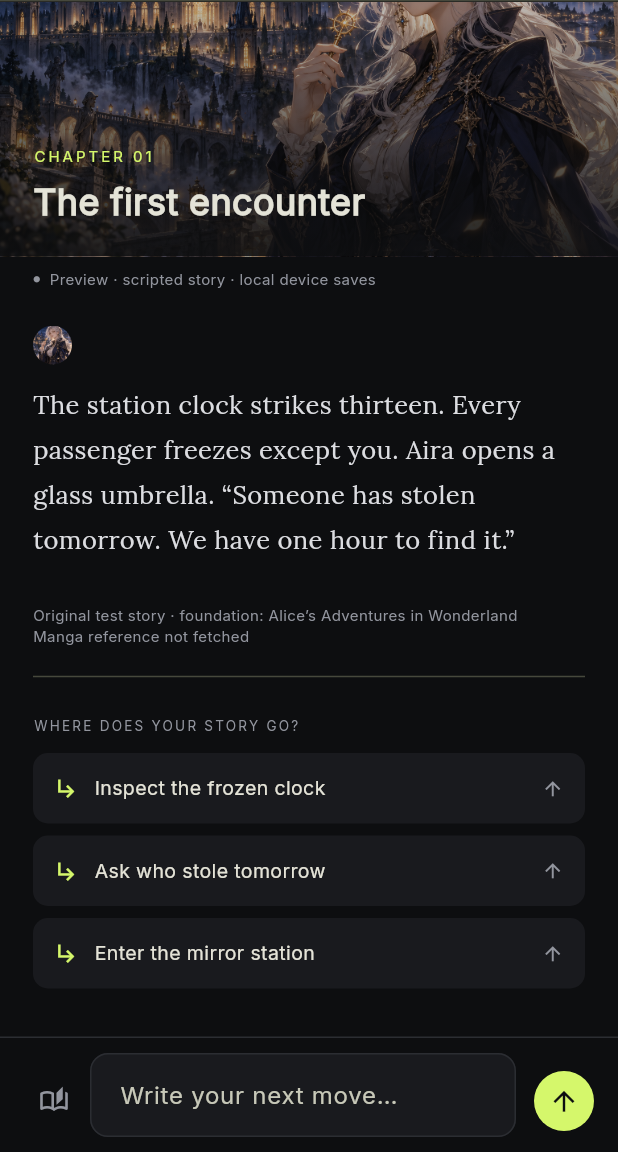
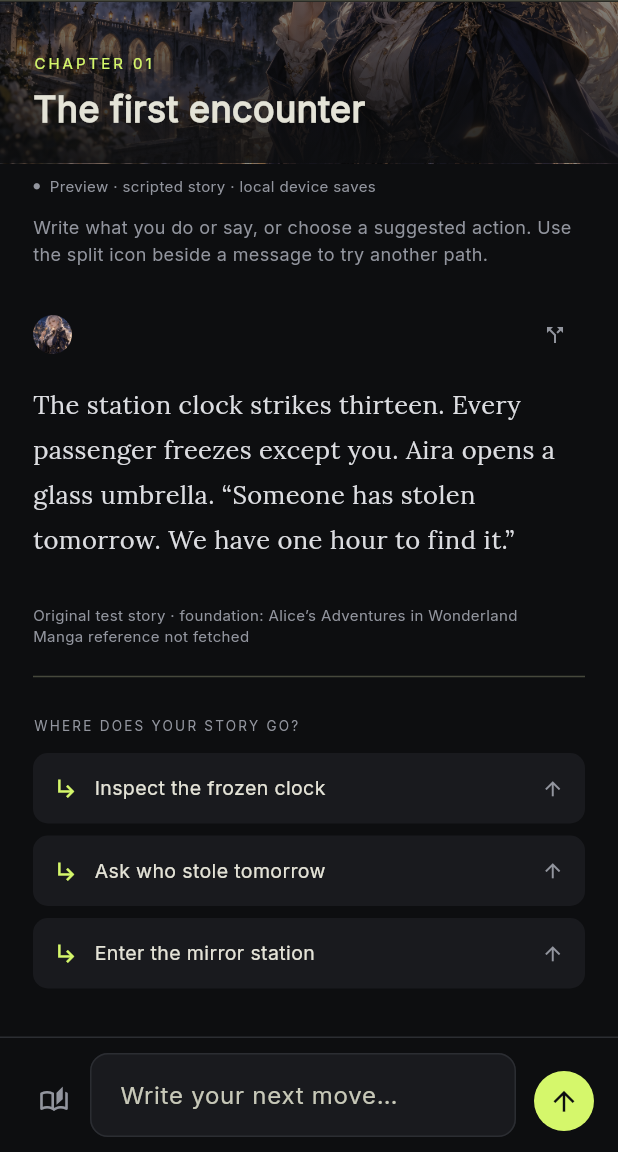
Before and after one commit to playdream996-cyber/Animeverse, a Flutter app: the ChatScreen screen opened directly with empty values, after a tap on the "arrow upward" icon, on a phone screen of 412 x 824 dp, the part 84-1236 px from its top. Run offline on Flutter 3.47's test engine with Material 3 defaults, Android fonts, the light colour scheme and no system bars; our stand-ins replace shared_preferences; accounts and stored records are empty.

Commit message:
Add adventure guidance and safe message checkpoint timelines

```diff
--- a/mobile/lib/creator/project_library.dart
+++ b/mobile/lib/creator/project_library.dart
@@ -55,7 +55,8 @@ class CreatorDraft {
         'You examine your surroundings in ${world.trim()}. $character notices a detail that could help with ${goal.trim()}. Which clue will you follow?',
         '$character listens. “We should decide our next step together.” Your objective remains: ${goal.trim()}.',
         'As ${role.trim()}, you take a first step toward ${goal.trim()}. $character waits for your direction.'],
-      foundation: 'Original creator draft', sourceUrl: '');
+      foundation: 'Original creator draft', sourceUrl: '', world: world.trim(),
+      playerRole: role.trim(), goal: goal.trim(), mode: mode);
   }
 }
 class PublishedWork {
--- a/mobile/lib/main.dart
+++ b/mobile/lib/main.dart
@@ -101,6 +101,7 @@ class _LibraryScreenState extends State<LibraryScreen> with WidgetsBindingObserv
           const SizedBox(height: 8), Text(story.title, style: const TextStyle(fontSize: 28, fontWeight: FontWeight.bold)),
           const SizedBox(height: 12), Text(story.description, style: const TextStyle(color: muted, height: 1.6)),
           const SizedBox(height: 18), Text('Companion · ${story.character}'),
+          if (story.definition != null) StoryGuide(story: story.definition!),
           if (story.definition?.foundation == 'Original creator draft') const Padding(
             padding: EdgeInsets.only(top: 12), child: Text('Local creator edition · your playthrough stays separate.',
               style: TextStyle(color: muted, fontSize: 12))),
@@ -164,7 +165,7 @@ class _LibraryScreenState extends State<LibraryScreen> with WidgetsBindingObserv
   @override
   Widget build(BuildContext context) {
     final query = search.text.trim().toLowerCase();
-    final visible = libraryCovers.where((s) => (genre == 'All' || genre == s.genre) && s.title.toLowerCase().contains(query)).toList();
+    final visible = libraryCovers.where((s) => (genre == 'All' || genre == s.genre) && '${s.title} ${s.genre} ${s.description} ${s.character}'.toLowerCase().contains(query)).toList();
     return Scaffold(body: SafeArea(child: Center(child: ConstrainedBox(constraints: const BoxConstraints(maxWidth: 760), child: ListView(padding: const EdgeInsets.fromLTRB(20, 10, 20, 24), children: [
       Row(children: [const Icon(Icons.auto_awesome, color: lavender, size: 22), const SizedBox(width: 9), const Text('animeverse', style: TextStyle(fontSize: 23, fontWeight: FontWeight.w800, letterSpacing: -1)), const Spacer(), IconButton(tooltip: 'About this preview', onPressed: () => showDialog<void>(context: context, builder: (_) => AlertDialog(title: const Text('A new world, in progress'), content: const Text('This is a frontend preview with original artwork and scripted replies. Replies are scripted. Stories and progress save on this device. Online accounts and sharing are not connected.'), actions: [TextButton(onPressed: () => Navigator.pop(context), child: const Text('Got it'))])), icon: const Icon(Icons.info_outline, size: 20))]),
       const SizedBox(height: 24),
@@ -314,6 +315,14 @@ class _ChatScreenState extends State<ChatScreen> {
     widget.session.send(choice ?? input.text); input.clear();
     WidgetsBinding.instance.addPostFrameCallback((_) { if (scroll.hasClients) scroll.animateTo(scroll.position.maxScrollExtent, duration: const Duration(milliseconds: 250), curve: Curves.easeOut); });
   }
+  Future<void> branchAfter(int index) async {
+    final confirmed = await showDialog<bool>(context: context, builder: (context) => AlertDialog(
+      title: const Text('Try another path?'),
+      content: const Text('Create a timeline ending at this message. Your original remains available. Earlier branches start with a recap of the selected messages and no pinned notes, so later discoveries cannot leak into the past.'),
+      actions: [TextButton(onPressed: () => Navigator.pop(context, false), child: const Text('Cancel')),
+        FilledButton(onPressed: () => Navigator.pop(context, true), child: const Text('Create branch'))]));
+    if (confirmed == true && mounted) widget.session.fork(throughTurn: index);
+  }
   Future<void> memories() async { await showModalBottomSheet<void>(context: context, isScrollControlled: true, backgroundColor: ink, builder: (context) => MemorySheet(session: widget.session)); }
   Future<void> branches() async {
     if (widget.session.isReplying) return;
@@ -328,9 +337,13 @@ class _ChatScreenState extends State<ChatScreen> {
         Expanded(child: ListView(controller: scroll, children: [
           SizedBox(height: 230, child: Stack(fit: StackFit.expand, children: [Artwork(s.story?.art ?? coverFor(s.title).art), const DecoratedBox(decoration: BoxDecoration(gradient: LinearGradient(begin: Alignment.topCenter, end: Alignment.bottomCenter, colors: [Colors.transparent, Color(0xEE0D0E10)]))), const Positioned(bottom: 20, left: 22, child: Column(crossAxisAlignment: CrossAxisAlignment.start, children: [Text('CHAPTER 01', style: TextStyle(color: lavender, fontSize: 10, letterSpacing: 2)), SizedBox(height: 6), Text('The first encounter', style: TextStyle(fontSize: 24, fontWeight: FontWeight.w700))]))])),
           Padding(padding: const EdgeInsets.fromLTRB(22, 8, 22, 24), child: Column(crossAxisAlignment: CrossAxisAlignment.start, children: [
-            const DemoBadge(), const SizedBox(height: 24),
+            const DemoBadge(),
+            if (s.story != null) StoryGuide(story: s.story!),
+            const Padding(padding: EdgeInsets.only(top: 12), child: Text('Write what you do or say, or choose a suggested action. Use the split icon beside a message to try another path.', style: TextStyle(color: muted, fontSize: 12, height: 1.5))),
+            const SizedBox(height: 24),
             for (final turn in [...s.turns, if (s.isReplying && s.visibleReply.isNotEmpty) Turn(s.character, s.visibleReply)]) Padding(padding: const EdgeInsets.only(bottom: 28), child: Column(crossAxisAlignment: CrossAxisAlignment.start, children: [
-              Row(children: [if (turn.speaker != 'You') ...[ClipOval(child: SizedBox(width: 26, height: 26, child: Artwork(artFor(turn.speaker)))), const SizedBox(width: 8)], Text(turn.speaker, style: TextStyle(color: turn.speaker == 'You' ? muted : lavender, fontWeight: FontWeight.w600, fontSize: 12)), if (turn.speaker == 'You') ...[const SizedBox(width: 8), const Icon(Icons.north_east, size: 12, color: muted)]]), const SizedBox(height: 12),
+              Row(children: [if (turn.speaker != 'You') ...[ClipOval(child: SizedBox(width: 26, height: 26, child: Artwork(artFor(turn.speaker)))), const SizedBox(width: 8)], Text(turn.speaker, style: TextStyle(color: turn.speaker == 'You' ? muted : lavender, fontWeight: FontWeight.w600, fontSize: 12)), if (turn.speaker == 'You') ...[const SizedBox(width: 8), const Icon(Icons.north_east, size: 12, color: muted)], const Spacer(),
+                if (s.turns.contains(turn)) IconButton(tooltip: 'Branch after this message', visualDensity: VisualDensity.compact, icon: const Icon(Icons.call_split, size: 16, color: muted), onPressed: s.isReplying ? null : () => branchAfter(s.turns.indexOf(turn)))]), const SizedBox(height: 12),
               SelectableText(turn.text, style: TextStyle(fontFamily: 'Lora', fontSize: textSize, height: 1.75, color: turn.speaker == 'You' ? muted : const Color(0xFFDCDDE1))),
             ])),
             if (s.isReplying && s.visibleReply.isNotEmpty) const ReplyCursor(),
@@ -372,7 +385,7 @@ class _MemorySheetState extends State<MemorySheet> {
   Widget build(BuildContext context) => SafeArea(child: Padding(padding: EdgeInsets.fromLTRB(24, 24, 24, 24 + MediaQuery.viewInsetsOf(context).bottom), child: SizedBox(height: (MediaQuery.sizeOf(context).height - MediaQuery.viewInsetsOf(context).bottom - 100).clamp(100.0, MediaQuery.sizeOf(context).height * .65), child: ListView(children: [
     const Text('Your story remembers', style: TextStyle(fontSize: 24, fontWeight: FontWeight.bold)), const SizedBox(height: 8), const Text('Manual demo notes. AI memory is not connected.', style: TextStyle(color: Colors.white60)), const SizedBox(height: 20),
     TextField(controller: summary, minLines: 3, maxLines: 6, maxLength: 2000, decoration: const InputDecoration(labelText: 'Story summary')),
-    Align(alignment: Alignment.centerRight, child: TextButton(onPressed: () { widget.session.updateSummary(summary.text); ScaffoldMessenger.of(context).showSnackBar(const SnackBar(content: Text('Summary saved for this session'))); }, child: const Text('Save summary'))),
+    Align(alignment: Alignment.centerRight, child: TextButton(onPressed: () { widget.session.updateSummary(summary.text); ScaffoldMessenger.of(context).showSnackBar(const SnackBar(content: Text('Summary updated for this timeline'))); }, child: const Text('Save summary'))),
     const Text('Pinned facts', style: TextStyle(fontWeight: FontWeight.bold)), const SizedBox(height: 8),
     for (final fact in List<String>.of(widget.session.memories)) ListTile(contentPadding: EdgeInsets.zero, title: Text(fact), trailing: IconButton(tooltip: 'Remove memory', icon: const Icon(Icons.close), onPressed: () => setState(() => widget.session.removeMemory(fact)))),
     TextField(controller: memory, maxLength: 250, decoration: const InputDecoration(hintText: 'Add a fact to remember')),
@@ -395,3 +408,22 @@ class _ReplyCursorState extends State<ReplyCursor> with SingleTickerProviderStat
     child: const Padding(padding: EdgeInsets.only(bottom: 12),
       child: Text('▍', style: TextStyle(color: lavender))));
 }
+
+/// Creator-authored guidance belongs to the edition, not private player notes.
+class StoryGuide extends StatelessWidget {
+  const StoryGuide({super.key, required this.story});
+  final StoryDefinition story;
+  @override
+  Widget build(BuildContext context) {
+    if (story.playerRole.isEmpty && story.goal.isEmpty && story.world.isEmpty) return const SizedBox.shrink();
+    return Padding(padding: const EdgeInsets.only(top: 12), child: Card(color: panel, margin: EdgeInsets.zero,
+      child: ExpansionTile(title: const Text('Your adventure guide', style: TextStyle(fontSize: 14)),
+        subtitle: Text(story.goal, maxLines: 2, overflow: TextOverflow.ellipsis, style: const TextStyle(color: muted, fontSize: 12)),
+        childrenPadding: const EdgeInsets.fromLTRB(16, 0, 16, 16),
+        expandedCrossAxisAlignment: CrossAxisAlignment.start, children: [
+          for (final entry in {'Your role': story.playerRole, 'Your goal': story.goal, 'World': story.world, 'Adventure type': story.mode}.entries)
+            if (entry.value.isNotEmpty) Padding(padding: const EdgeInsets.only(bottom: 10), child: Text('${entry.key} · ${entry.value}', style: const TextStyle(height: 1.5))),
+          const Text('In this preview, replies are scripted and goals do not trigger endings yet.', style: TextStyle(color: muted, fontSize: 12, height: 1.5)),
+        ])));
+  }
+}
--- a/mobile/lib/story_catalog.dart
+++ b/mobile/lib/story_catalog.dart
@@ -3,16 +3,19 @@ class StoryDefinition {
     required this.description, required this.art, required this.character,
     required this.tag, required this.opening, required this.choices,
     required this.responses, required this.foundation, required this.sourceUrl,
-    this.referenceTitle, this.referenceUrl});
+    this.referenceTitle, this.referenceUrl, this.world = '', this.playerRole = '',
+    this.goal = '', this.mode = ''});
   final String id, title, genre, description, art, character, tag, opening;
   final List<String> choices, responses;
   final String foundation, sourceUrl;
+  final String world, playerRole, goal, mode;
   final String? referenceTitle, referenceUrl;
   Map<String, dynamic> toJson() => {
     'id': id, 'title': title, 'genre': genre, 'description': description, 'art': art,
     'character': character, 'tag': tag, 'opening': opening, 'choices': choices,
     'responses': responses, 'foundation': foundation, 'sourceUrl': sourceUrl,
-    'referenceTitle': referenceTitle, 'referenceUrl': referenceUrl};
+    'referenceTitle': referenceTitle, 'referenceUrl': referenceUrl,
+    'world': world, 'playerRole': playerRole, 'goal': goal, 'mode': mode};
   factory StoryDefinition.fromJson(Map<String, dynamic> j) => StoryDefinition(
     id: j['id'] as String, title: j['title'] as String, genre: j['genre'] as String,
     description: j['description'] as String, art: j['art'] as String,
@@ -20,12 +23,15 @@ class StoryDefinition {
     opening: j['opening'] as String, choices: List<String>.from(j['choices'] as List),
     responses: List<String>.from(j['responses'] as List), foundation: j['foundation'] as String,
     sourceUrl: j['sourceUrl'] as String, referenceTitle: j['referenceTitle'] as String?,
-    referenceUrl: j['referenceUrl'] as String?);
+    referenceUrl: j['referenceUrl'] as String?, world: j['world'] as String? ?? '',
+    playerRole: j['playerRole'] as String? ?? '', goal: j['goal'] as String? ?? '',
+    mode: j['mode'] as String? ?? '');
   StoryDefinition withReference(String title, String url) => StoryDefinition(
     id: id, title: this.title, genre: genre, description: description, art: art,
     character: character, tag: tag, opening: opening, choices: choices,
     responses: responses, foundation: foundation, sourceUrl: sourceUrl,
-    referenceTitle: title, referenceUrl: url);
+    referenceTitle: title, referenceUrl: url, world: world, playerRole: playerRole,
+    goal: goal, mode: mode);
 }
 abstract interface class StoryCatalog {
   List<StoryDefinition> get stories;
--- a/mobile/lib/story_session.dart
+++ b/mobile/lib/story_session.dart
@@ -22,14 +22,18 @@ class StorySession extends ChangeNotifier {
   final String character;
   final Map<String, List<Turn>> branches;
   String activeBranch = 'Original';
-  String summary = 'You arrived at the academy after dusk. Your companion recognized you and a mysterious silver key appeared.';
-  final List<String> memories = ['You carry a silver key.', 'Your companion recognized you at the academy.'];
+  final Map<String, String> _summaries = {'Original': 'You arrived at the academy after dusk. Your companion recognized you and a mysterious silver key appeared.'};
+  String get summary => _summaries[activeBranch] ?? '';
+  set summary(String value) => _summaries[activeBranch] = value;
+  final Map<String, List<String>> _memories = {'Original': ['You carry a silver key.', 'Your companion recognized you at the academy.']};
+  List<String> get memories => _memories.putIfAbsent(activeBranch, () => []);
   List<Turn> get turns => branches[activeBranch]!;
   Map<String, dynamic> toJson() => {
     'title': title, 'character': character, 'story': story?.toJson(),
     'branches': branches.map((key, turns) => MapEntry(key,
       turns.map((t) => {'speaker': t.speaker, 'text': t.text}).toList())),
     'activeBranch': activeBranch, 'summary': summary, 'memories': memories,
+    'branchSummaries': _summaries, 'branchMemories': _memories,
     'interrupted': isReplying, 'visibleReply': visibleReply, 'replyStopped': replyStopped};
   factory StorySession.fromJson(Map<String, dynamic> j) {
     final story = j['story'] == null ? null : StoryDefinition.fromJson(Map<String, dynamic>.from(j['story'] as Map));
@@ -40,8 +44,17 @@ class StorySession extends ChangeNotifier {
     });
     s.activeBranch = j['activeBranch'] as String;
     if (!s.branches.containsKey(s.activeBranch)) throw const FormatException('Missing saved timeline');
-    s.summary = j['summary'] as String;
-    s.memories..clear()..addAll(List<String>.from(j['memories'] as List));
+    s._summaries.clear(); s._memories.clear();
+    for (final name in s.branches.keys) {
+      // Old saves had shared notes. Retain them on the active branch only;
+      // never infer historical facts for another timeline.
+      s._summaries[name] = j['branchSummaries'] is Map
+          ? (j['branchSummaries'][name] as String? ?? '')
+          : (name == s.activeBranch ? j['summary'] as String : '');
+      s._memories[name] = j['branchMemories'] is Map
+          ? List<String>.from(j['branchMemories'][name] as List? ?? [])
+          : (name == s.activeBranch ? List<String>.from(j['memories'] as List) : []);
+    }
     s.replyStopped = j['replyStopped'] == true || j['interrupted'] == true;
     final partial = j['visibleReply'] as String? ?? '';
     if (j['interrupted'] == true && partial.isNotEmpty) s.turns.add(Turn(s.character, partial));
@@ -108,11 +121,20 @@ class StorySession extends ChangeNotifier {
       });
     });
   }
-  void fork() {
+  void fork({int? throughTurn}) {
     if (isReplying) return;
+    final last = throughTurn ?? turns.length - 1;
+    if (last < 0 || last >= turns.length) return;
+    final prefix = turns.take(last + 1).toList();
+    final atEnd = last == turns.length - 1;
+    final branchSummary = atEnd ? summary : prefix.map((t) => '${t.speaker}: ${t.text}').join('\n');
+    final branchMemories = atEnd ? List<String>.of(memories) : <String>[];
     final name = 'Branch ${branches.length}';
-    branches[name] = List<Turn>.of(turns);
+    branches[name] = prefix;
+    _summaries[name] = branchSummary;
+    _memories[name] = branchMemories;
     activeBranch = name;
+    replyStopped = false;
     notifyListeners();
   }
   void selectBranch(String name) {
```
Also changed, not shown: 4 other files.
